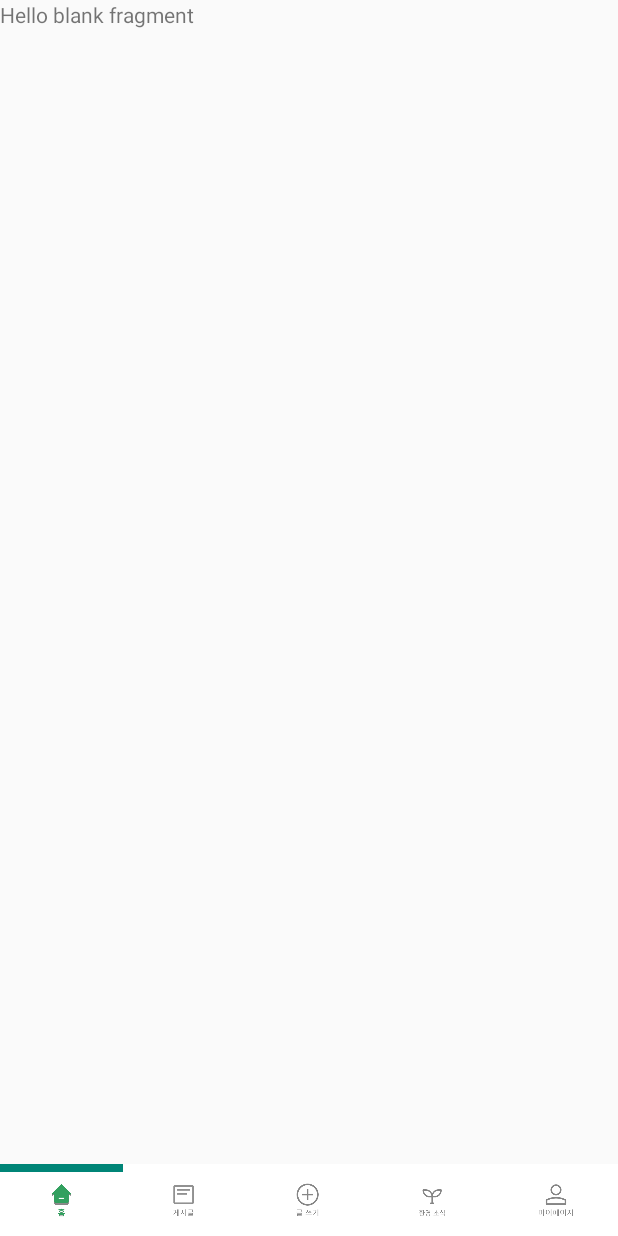
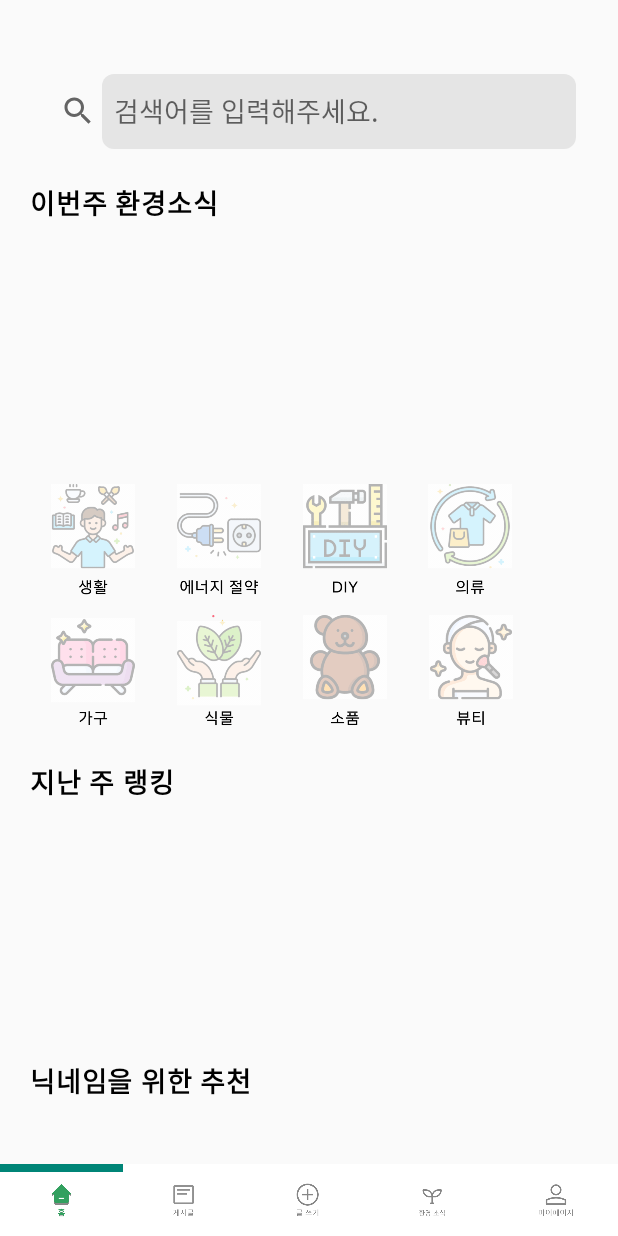
Before and after one commit to OneCoin-00/BRJM-AOS, an Android app: the mainhomeFragment screen opened directly, with no data from a screen before it, on a phone screen of 412 x 824 dp. Run offline under Robolectric (Android 15) with nearby library versions, the phone set to English and light mode, and no system bars.

Commit message:
design : main 화면 중첩스크롤뷰 구현 (#10)

```diff
--- /dev/null
+++ b/app/src/main/res/drawable/searchview_background.xml
@@ -0,0 +1,7 @@
+<?xml version="1.0" encoding="utf-8"?>
+<shape xmlns:android="http://schemas.android.com/apk/res/android" android:shape="rectangle">
+    <solid android:color="@color/gray_color"/>
+    <size android:height="50dp" android:width="375dp"/>
+    <corners android:radius="8dp"/>
+
+</shape>
--- a/app/src/main/res/layout/fragment_mainhome.xml
+++ b/app/src/main/res/layout/fragment_mainhome.xml
@@ -1,13 +1,174 @@
 <?xml version="1.0" encoding="utf-8"?>
-<FrameLayout xmlns:android="http://schemas.android.com/apk/res/android"
+<LinearLayout xmlns:android="http://schemas.android.com/apk/res/android"
     xmlns:tools="http://schemas.android.com/tools"
     android:layout_width="match_parent"
     android:layout_height="match_parent"
+    xmlns:app="http://schemas.android.com/apk/res-auto"
     tools:context=".ui.main.fragment.mainhomeFragment">
 
-    <TextView
+    <androidx.core.widget.NestedScrollView
         android:layout_width="match_parent"
-        android:layout_height="match_parent"
-        android:text="@string/hello_blank_fragment" />
+        android:layout_height="match_parent">
 
-</FrameLayout>
+        <LinearLayout
+            android:layout_width="match_parent"
+            android:layout_height="match_parent"
+            android:orientation="vertical"
+            >
+
+            <androidx.appcompat.widget.SearchView
+                android:id="@+id/search_view"
+                android:layout_width="match_parent"
+                android:layout_height="50dp"
+                android:layout_marginStart="20dp"
+                android:layout_marginTop="49dp"
+                android:layout_marginEnd="20dp"
+                app:iconifiedByDefault="false"
+                app:queryBackground="@drawable/searchview_background"
+                app:queryHint="검색어를 입력해주세요." />
+
+            <TextView
+                android:layout_width="match_parent"
+                android:layout_height="27dp"
+                android:text="이번주 환경소식"
+                android:textStyle="bold"
+                android:textSize="18sp"
+                android:textColor="#000000"
+                android:letterSpacing="0.03"
+                android:layout_marginStart="20dp"
+                android:layout_marginTop="22dp"
+                >
+
+            </TextView>
+
+            <HorizontalScrollView
+                android:layout_width="match_parent"
+                android:layout_height="150dp"
+                android:layout_marginStart="20dp"
+                android:layout_marginEnd="20dp">
+
+            </HorizontalScrollView>
+
+            <LinearLayout
+                android:layout_width="match_parent"
+                android:layout_height="75dp"
+                android:layout_marginTop="24dp"
+                android:layout_marginStart="20dp"
+                android:layout_marginEnd="20dp"
+                android:orientation="horizontal">
+
+                <Button
+                    android:id="@+id/livingbt"
+                    android:layout_width="56dp"
+                    android:layout_height="75dp"
+                    android:layout_marginStart="14dp"
+                    android:background="@drawable/icon_shog_test"/>
+
+                <Button
+                    android:id="@+id/testbt"
+                    android:layout_width="56dp"
+                    android:layout_height="75dp"
+                    android:layout_marginStart="28dp"
+                    android:background="@drawable/icon2_test" />
+
+                <Button
+                    android:id="@+id/diybt"
+                    android:layout_width="56dp"
+                    android:layout_height="75dp"
+                    android:layout_marginStart="28dp"
+                    android:background="@drawable/icon_diy_test"/>
+
+                <Button
+                    android:id="@+id/clothbt"
+                    android:layout_width="56dp"
+                    android:layout_height="75dp"
+                    android:layout_marginEnd="14dp"
+                    android:layout_marginStart="27dp"
+                    android:background="@drawable/icon_clothing_test" />
+            </LinearLayout>
+
+            <LinearLayout
+
+                android:layout_width="match_parent"
+                android:layout_height="75dp"
+                android:layout_marginTop="12dp"
+                android:orientation="horizontal"
+                >
+
+                <Button
+                    android:id="@+id/furnbt"
+                    android:layout_width="56dp"
+                    android:layout_height="75dp"
+                    android:layout_marginStart="34dp"
+                    android:background="@drawable/icon_furniture_test"/>
+
+                <Button
+                    android:id="@+id/treebt"
+                    android:layout_width="56dp"
+                    android:layout_height="75dp"
+                    android:layout_marginStart="28dp"
+                    android:background="@drawable/icon_tree_test"/>
+
+                <Button
+                    android:id="@+id/propbt"
+                    android:layout_width="56dp"
+                    android:layout_height="75dp"
+                    android:layout_marginStart="28dp"
+                    android:background="@drawable/icon_prop_test"/>
+
+                <Button
+                    android:id="@+id/beautybt"
+                    android:layout_width="56dp"
+                    android:layout_height="75dp"
+                    android:layout_marginStart="28dp"
+                    android:layout_marginEnd="20dp"
+                    android:background="@drawable/icon_beauty_test" />
+            </LinearLayout>
+
+
+            <TextView
+                android:layout_width="match_parent"
+                android:layout_height="27dp"
+                android:text="지난 주 랭킹"
+                android:textStyle="bold"
+                android:textSize="18sp"
+                android:textColor="#000000"
+                android:letterSpacing="0.03"
+                android:layout_marginStart="20dp"
+                android:layout_marginTop="22dp"
+                >
+
+            </TextView>
+
+            <HorizontalScrollView
+                android:layout_width="match_parent"
+                android:layout_height="150dp"
+                android:layout_marginStart="20dp"
+                android:layout_marginEnd="20dp">
+
+            </HorizontalScrollView>
+
+
+            <TextView
+                android:layout_width="match_parent"
+                android:layout_height="27dp"
+                android:text="닉네임을 위한 추천"
+                android:textStyle="bold"
+                android:textSize="18sp"
+                android:textColor="#000000"
+                android:letterSpacing="0.03"
+                android:layout_marginStart="20dp"
+                android:layout_marginTop="22dp"
+                >
+
+            </TextView>
+
+
+        </LinearLayout>
+
+    </androidx.core.widget.NestedScrollView>
+
+
+
+
+</LinearLayout>
--- a/app/src/main/res/values/colors.xml
+++ b/app/src/main/res/values/colors.xml
@@ -10,4 +10,6 @@
     <color name="gray_color">#e5e5e5</color>
     <color name="white">#FFFFFFFF</color>
     <color name="red_color">#E35252</color>
+
+
 </resources>
```
